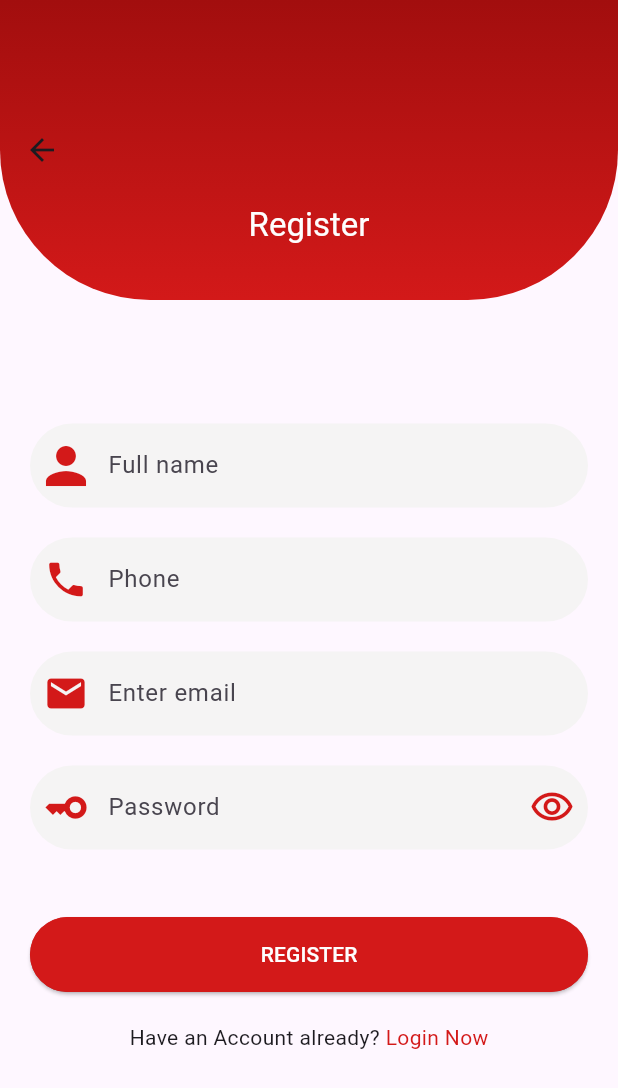
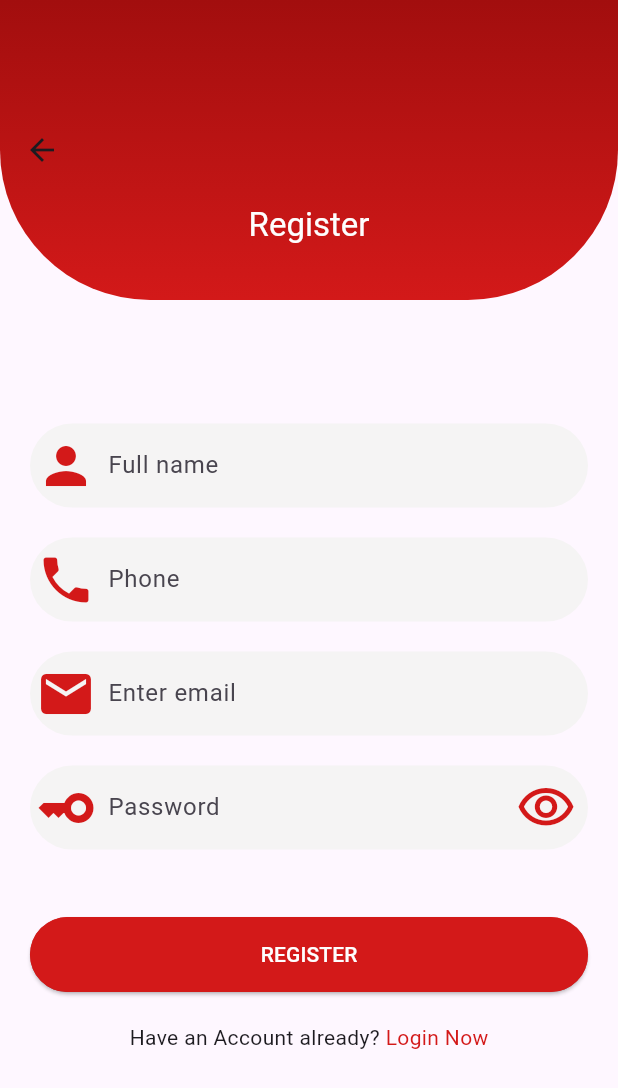
Before and after one commit to AJA237/sos_flutter_app, a Flutter app: the screen it shows after launch, after a tap on "Register Now", on a phone screen of 412 x 824 dp. Shown: the top 1088 px of the screen. Run offline on Flutter 3.47's test engine with Material 2 defaults, Android fonts, the phone set to English and light mode, and no system bars; our stand-ins replace bloc, firebase_auth, firebase_core, flutter_bloc, google_maps_flutter; accounts and stored records are empty; network calls fail.

Commit message:
updated icon sizes

```diff
--- a/flutter_training_app/lib/presentation/screens/login.dart
+++ b/flutter_training_app/lib/presentation/screens/login.dart
@@ -48,7 +48,7 @@ class _LoginScreenState extends State<LoginScreen> {
                 TextReuse(
                   controller: emailController,
                   hintText: 'Enter email',
-                  prefixIcon: const Icon(Icons.email, size: 30),
+                  prefixIcon: const Icon(Icons.email, size: 40),
                 ),
                 const SizedBox(
                   height: 20,
@@ -59,14 +59,14 @@ class _LoginScreenState extends State<LoginScreen> {
                   obscureText: obscureText,
                   prefixIcon: Transform.flip(
                     flipX: true,
-                    child: const Icon(Icons.key, size: 30),
+                    child: const Icon(Icons.key, size: 40),
                   ),
                   suffixIcon: IconButton(
                     icon: Icon(
                         obscureText
                             ? Icons.visibility_off_outlined
                             : Icons.visibility_outlined,
-                        size: 30),
+                        size: 40),
                     onPressed: () {
                       setState(() {
                         obscureText = !obscureText;
--- a/flutter_training_app/lib/presentation/screens/registration.dart
+++ b/flutter_training_app/lib/presentation/screens/registration.dart
@@ -58,7 +58,7 @@ class _RegistrationScreenState extends State<RegistrationScreen> {
                 TextReuse(
                   controller: phoneController,
                   hintText: 'Phone',
-                  prefixIcon: const Icon(Icons.phone, size: 30),
+                  prefixIcon: const Icon(Icons.phone, size: 40),
                 ),
                 const SizedBox(
                   height: 20,
@@ -66,7 +66,7 @@ class _RegistrationScreenState extends State<RegistrationScreen> {
                 TextReuse(
                   controller: emailController,
                   hintText: 'Enter email',
-                  prefixIcon: const Icon(Icons.email, size: 30),
+                  prefixIcon: const Icon(Icons.email, size: 40),
                 ),
                 const SizedBox(
                   height: 20,
@@ -77,14 +77,14 @@ class _RegistrationScreenState extends State<RegistrationScreen> {
                   obscureText: obscureText,
                   prefixIcon: Transform.flip(
                     flipX: true,
-                    child: const Icon(Icons.key, size: 30),
+                    child: const Icon(Icons.key, size: 40),
                   ),
                   suffixIcon: IconButton(
                     icon: Icon(
                       obscureText
                           ? Icons.visibility_off_outlined
                           : Icons.visibility_outlined,
-                      size: 30,
+                      size: 40,
                     ),
                     onPressed: () {
                       setState(() {
```
